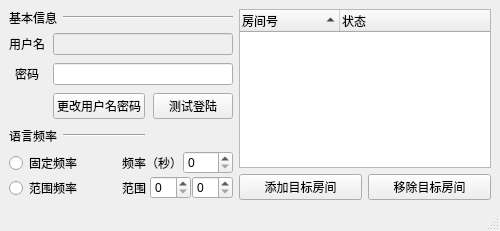
kingyy2013/autobot, file autobot_edit_window_form.ui: the form before one commit.
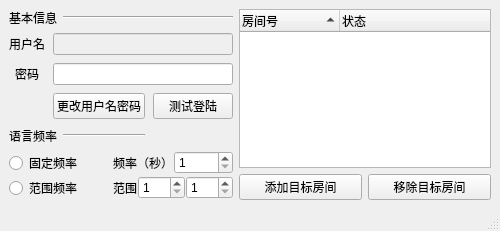
The form after the commit.

What changed in the file:
```diff
--- a/autobot_edit_window_form.ui
+++ b/autobot_edit_window_form.ui
@@ -91,7 +91,14 @@
          </widget>
         </item>
         <item>
-         <widget class="QSpinBox" name="spinBox_freq_fix"/>
+         <widget class="QSpinBox" name="spinBox_freq_fix">
+          <property name="minimum">
+           <number>1</number>
+          </property>
+          <property name="maximum">
+           <number>300</number>
+          </property>
+         </widget>
         </item>
        </layout>
       </item>
@@ -108,10 +115,24 @@
          </widget>
         </item>
         <item>
-         <widget class="QSpinBox" name="spinBox_freq_max"/>
+         <widget class="QSpinBox" name="spinBox_freq_min">
+          <property name="minimum">
+           <number>1</number>
+          </property>
+          <property name="maximum">
+           <number>300</number>
+          </property>
+         </widget>
         </item>
         <item>
-         <widget class="QSpinBox" name="spinBox_freq_min"/>
+         <widget class="QSpinBox" name="spinBox_freq_max">
+          <property name="minimum">
+           <number>1</number>
+          </property>
+          <property name="maximum">
+           <number>300</number>
+          </property>
+         </widget>
         </item>
        </layout>
       </item>
```
